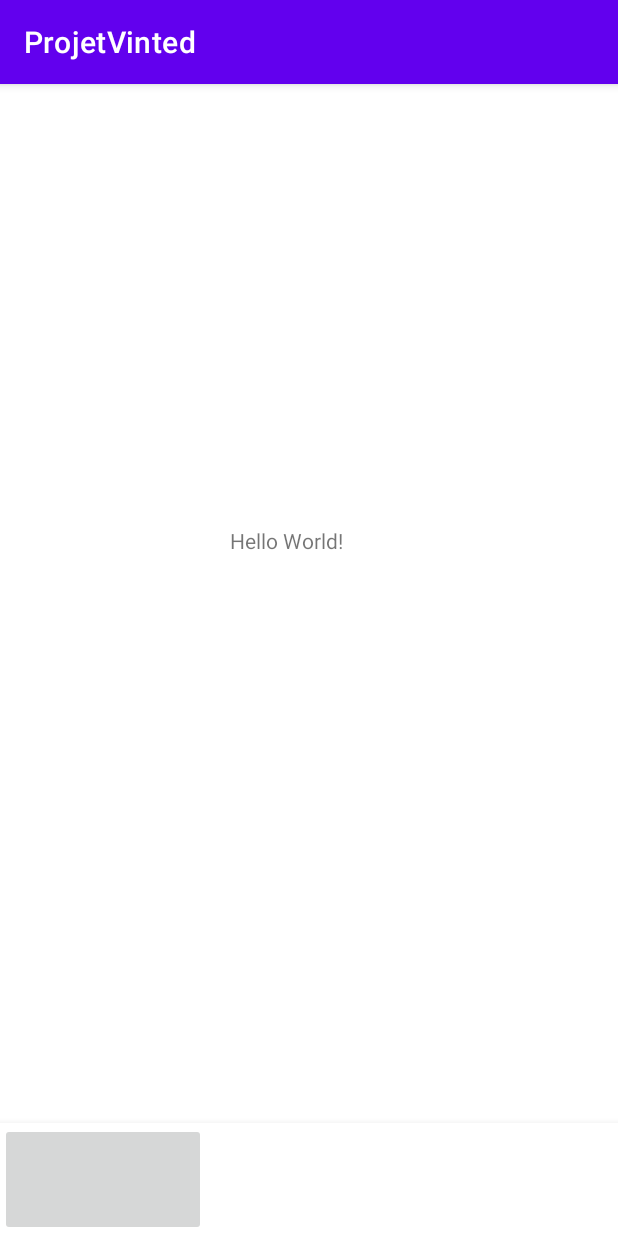
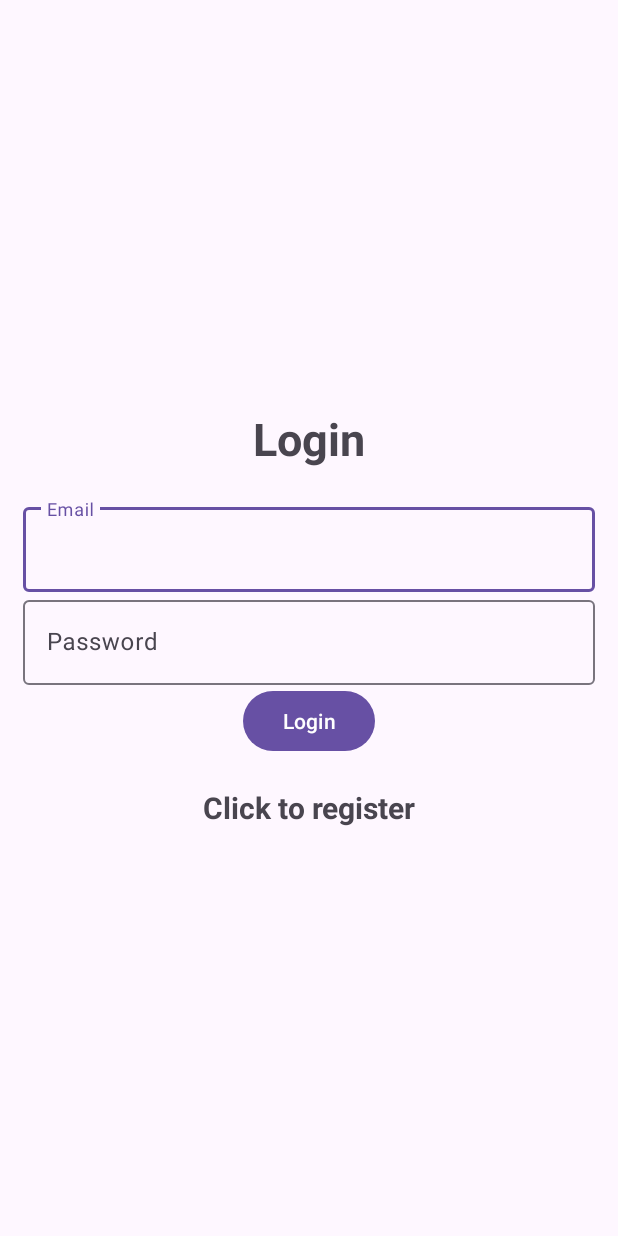
Before and after one commit to AdrienJ0/ProjetVinted, an Android app: the screen it shows after launch (MainActivity before the commit, Login after it), on a phone screen of 412 x 824 dp. Run offline under Robolectric (Android 15) with nearby library versions, the phone set to English and light mode, and no system bars.

Commit message:
First part of the authentification activity
we are still missing some button function will be added in the next push

```diff
--- a/app/build.gradle
+++ b/app/build.gradle
@@ -1,5 +1,6 @@
 plugins {
     id 'com.android.application'
+    id 'com.google.gms.google-services'
 }
 
 android {
@@ -33,6 +34,7 @@ dependencies {
     implementation 'androidx.appcompat:appcompat:1.6.1'
     implementation 'com.google.android.material:material:1.8.0'
     implementation 'androidx.constraintlayout:constraintlayout:2.1.4'
+    implementation 'com.google.firebase:firebase-auth:21.1.0'
     testImplementation 'junit:junit:4.13.2'
     androidTestImplementation 'androidx.test.ext:junit:1.1.5'
     androidTestImplementation 'androidx.test.espresso:espresso-core:3.5.1'
--- /dev/null
+++ b/app/src/main/java/com/example/projetvinted/Login.java
@@ -0,0 +1,14 @@
+package com.example.projetvinted;
+
+import androidx.appcompat.app.AppCompatActivity;
+
+import android.os.Bundle;
+
+public class Login extends AppCompatActivity {
+
+    @Override
+    protected void onCreate(Bundle savedInstanceState) {
+        super.onCreate(savedInstanceState);
+        setContentView(R.layout.activity_login);
+    }
+}
--- /dev/null
+++ b/app/src/main/res/layout/activity_login.xml
@@ -0,0 +1,65 @@
+<?xml version="1.0" encoding="utf-8"?>
+<LinearLayout xmlns:android="http://schemas.android.com/apk/res/android"
+    xmlns:app="http://schemas.android.com/apk/res-auto"
+    xmlns:tools="http://schemas.android.com/tools"
+    android:layout_width="match_parent"
+    android:layout_height="match_parent"
+    android:orientation="vertical"
+    android:gravity="center"
+    android:padding="15sp"
+    tools:context=".Login">
+
+    <TextView
+        android:text="@string/login"
+        android:textSize="30sp"
+        android:textStyle="bold"
+        android:gravity="center"
+        android:layout_marginBottom="20sp"
+        android:layout_width="match_parent"
+        android:layout_height="wrap_content"/>
+
+    <com.google.android.material.textfield.TextInputLayout
+        android:layout_width="match_parent"
+        android:layout_height="wrap_content">
+
+        <com.google.android.material.textfield.TextInputEditText
+            android:id="@+id/email"
+            android:hint="@string/email"
+            android:layout_width="match_parent"
+            android:layout_height="wrap_content"/>
+    </com.google.android.material.textfield.TextInputLayout>
+
+    <com.google.android.material.textfield.TextInputLayout
+        android:layout_width="match_parent"
+        android:layout_height="wrap_content">
+
+        <com.google.android.material.textfield.TextInputEditText
+            android:id="@+id/password"
+            android:hint="@string/password"
+            android:layout_width="match_parent"
+            android:layout_height="wrap_content"/>
+    </com.google.android.material.textfield.TextInputLayout>
+
+    <ProgressBar
+        android:id="@+id/progressBar"
+        android:visibility="gone"
+        android:layout_width="wrap_content"
+        android:layout_height="wrap_content" />
+
+    <Button
+        android:id="@+id/login_btn"
+        android:text="@string/login"
+        android:layout_width="wrap_content"
+        android:layout_height="wrap_content" />
+
+    <TextView
+        android:textStyle="bold"
+        android:textSize="20sp"
+        android:gravity="center"
+        android:layout_marginTop="20sp"
+        android:id="@+id/registerNow"
+        android:text="@string/click_to_register"
+        android:layout_width="match_parent"
+        android:layout_height="wrap_content" />
+
+</LinearLayout>
--- a/app/src/main/res/values/strings.xml
+++ b/app/src/main/res/values/strings.xml
@@ -1,3 +1,9 @@
 <resources>
     <string name="app_name">ProjetVinted</string>
+    <string name="login">Login</string>
+    <string name="email">Email</string>
+    <string name="password">Password</string>
+    <string name="register">Register</string>
+    <string name="click_to_login">Click to login</string>
+    <string name="click_to_register">Click to register</string>
 </resources>
--- a/build.gradle
+++ b/build.gradle
@@ -1,4 +1,8 @@
-// Top-level build file where you can add configuration options common to all sub-projects/modules.
+buildscript {
+    dependencies {
+        classpath 'com.google.gms:google-services:4.3.15'
+    }
+}// Top-level build file where you can add configuration options common to all sub-projects/modules.
 plugins {
     id 'com.android.application' version '7.4.1' apply false
     id 'com.android.library' version '7.4.1' apply false
```
Also changed, not shown: app/src/main/AndroidManifest.xml (+13 -2 lines), app/src/main/java/com/example/projetvinted/Register.java (added, +77 -0 lines), app/src/main/res/layout/activity_register.xml (added, +65 -0 lines), 1 other file.
